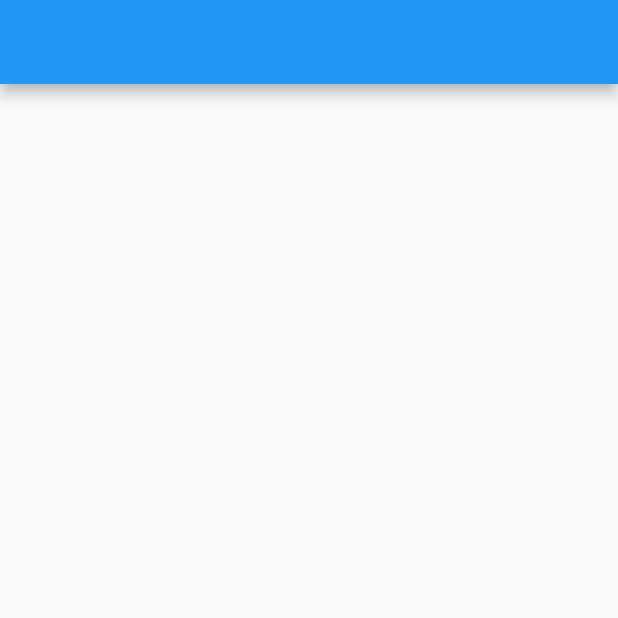
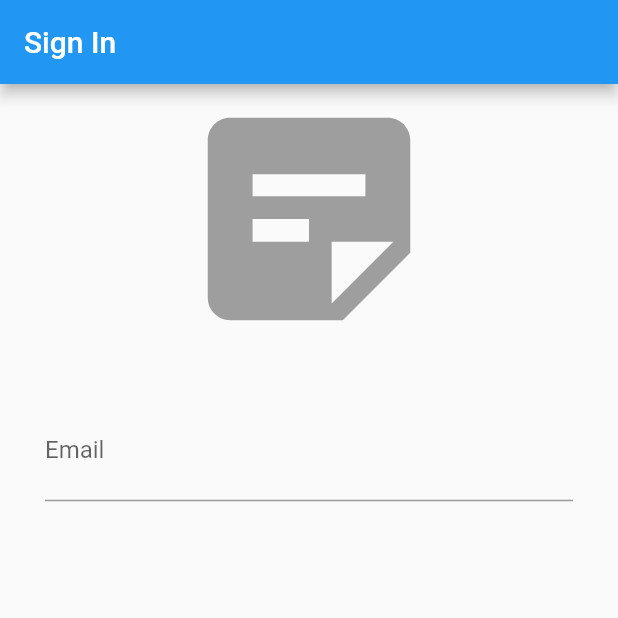
Before and after one commit to PatrickChow0803/DDD-To-Do, a Flutter app: the screen it shows after launch, on a phone screen of 412 x 824 dp, the top half of it. Run offline on Flutter 3.47's test engine with Material 2 defaults, Android fonts, the phone set to English and light mode, and no system bars; our stand-ins replace bloc, dartz, firebase_auth, firebase_core, flutter_bloc, freezed_annotation and 3 more; accounts and stored records are empty; generated files the repository leaves out were written again.

Commit message:
started working in the presentation layer with sign_in ui

```diff
--- a/lib/main.dart
+++ b/lib/main.dart
@@ -1,26 +1,13 @@
 import 'package:ddd_to_do/injection.dart';
+import 'package:ddd_to_do/presentation/core/app_widget.dart';
+import 'package:firebase_core/firebase_core.dart';
 import 'package:flutter/material.dart';
 import 'package:injectable/injectable.dart';
 
-void main() {
+void main() async {
   // This invokes the generated initGetIt
   configureInjection(Environment.prod);
-  runApp(MyApp());
+  WidgetsFlutterBinding.ensureInitialized();
+  await Firebase.initializeApp();
+  runApp(AppWidget());
 }
-
-class MyApp extends StatelessWidget {
-  // This widget is the root of your application.
-  @override
-  Widget build(BuildContext context) {
-    return MaterialApp(
-      title: 'Flutter Demo',
-      theme: ThemeData(
-        primarySwatch: Colors.blue,
-        visualDensity: VisualDensity.adaptivePlatformDensity,
-      ),
-      home: Scaffold(
-        appBar: AppBar(),
-      ),
-    );
-  }
-}
--- /dev/null
+++ b/lib/presentation/core/app_widget.dart
@@ -0,0 +1,13 @@
+import 'package:ddd_to_do/presentation/sign_in/sign_in_page.dart';
+import 'package:flutter/material.dart';
+
+class AppWidget extends StatelessWidget {
+  // This widget is the root of your application.
+  @override
+  Widget build(BuildContext context) {
+    return MaterialApp(
+      title: 'Material App',
+      home: SignInPage(),
+    );
+  }
+}
--- /dev/null
+++ b/lib/presentation/sign_in/sign_in_page.dart
@@ -0,0 +1,17 @@
+import 'package:ddd_to_do/application/auth/sign_in_form/sign_in_form_bloc.dart';
+import 'package:ddd_to_do/injection.dart';
+import 'package:ddd_to_do/presentation/sign_in/widgets/sign_in_form.dart';
+import 'package:flutter/material.dart';
+import 'package:flutter_bloc/flutter_bloc.dart';
+
+class SignInPage extends StatelessWidget {
+  @override
+  Widget build(BuildContext context) {
+    return Scaffold(
+      appBar: AppBar(
+        title: const Text('Sign In'),
+      ),
+      body: BlocProvider(create: (context) => getIt<SignInFormBloc>(), child: SignInForm()),
+    );
+  }
+}
--- /dev/null
+++ b/lib/presentation/sign_in/widgets/sign_in_form.dart
@@ -0,0 +1,37 @@
+import 'package:ddd_to_do/application/auth/sign_in_form/sign_in_form_bloc.dart';
+import 'package:flutter/material.dart';
+import 'package:flutter_bloc/flutter_bloc.dart';
+
+class SignInForm extends StatelessWidget {
+  @override
+  Widget build(BuildContext context) {
+    return BlocConsumer<SignInFormBloc, SignInFormState>(
+      listener: (context, state) {},
+      builder: (context, state) {
+        return Form(
+          child: ListView(
+            children: [
+              const Icon(
+                Icons.sticky_note_2,
+                size: 180,
+                color: Colors.grey,
+              ),
+              Padding(
+                padding: const EdgeInsets.all(30.0),
+                child: TextFormField(
+                  decoration: const InputDecoration(
+                    prefix: Icon(
+                      Icons.email,
+                    ),
+                    labelText: "Email",
+                  ),
+                  autocorrect: false,
+                ),
+              )
+            ],
+          ),
+        );
+      },
+    );
+  }
+}
--- a/pubspec.yaml
+++ b/pubspec.yaml
@@ -27,7 +27,7 @@ dependencies:
 
   # The following adds the Cupertino Icons font to your application.
   # Use with the CupertinoIcons class for iOS style icons.
-  cupertino_icons: ^1.0.0
+  cupertino_icons: ^1.0.2
   freezed_annotation:
   dartz: ^0.9.2
   flutter_bloc: ^6.1.1
```
Also changed, not shown: pubspec.lock, 1 other file.
